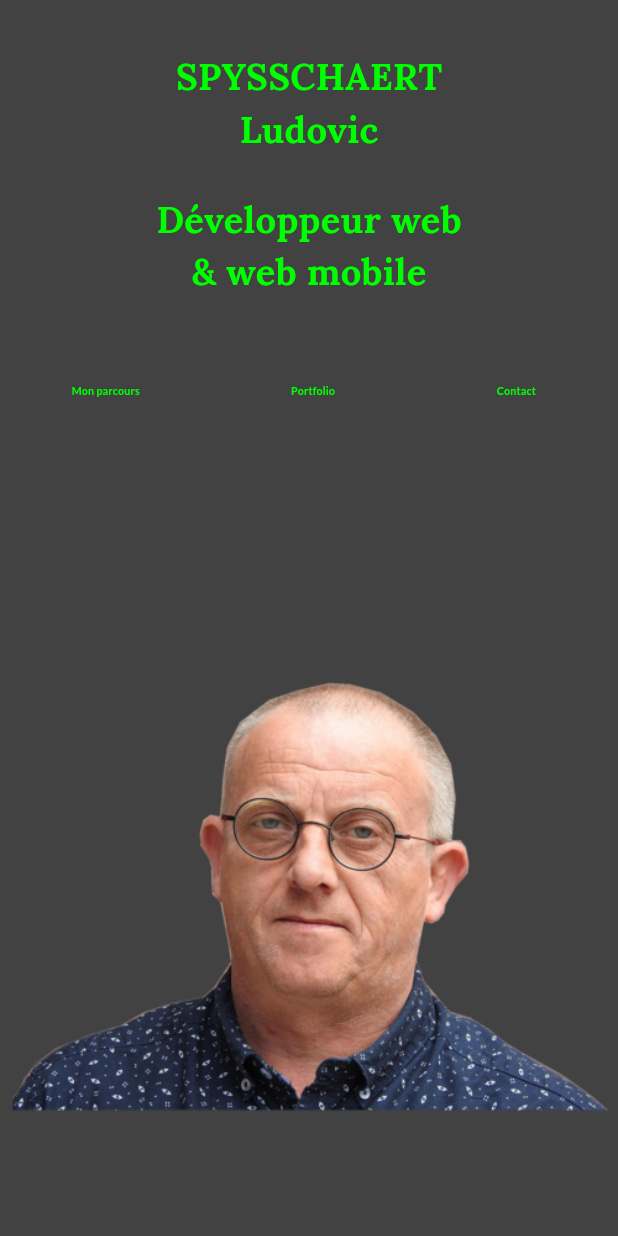
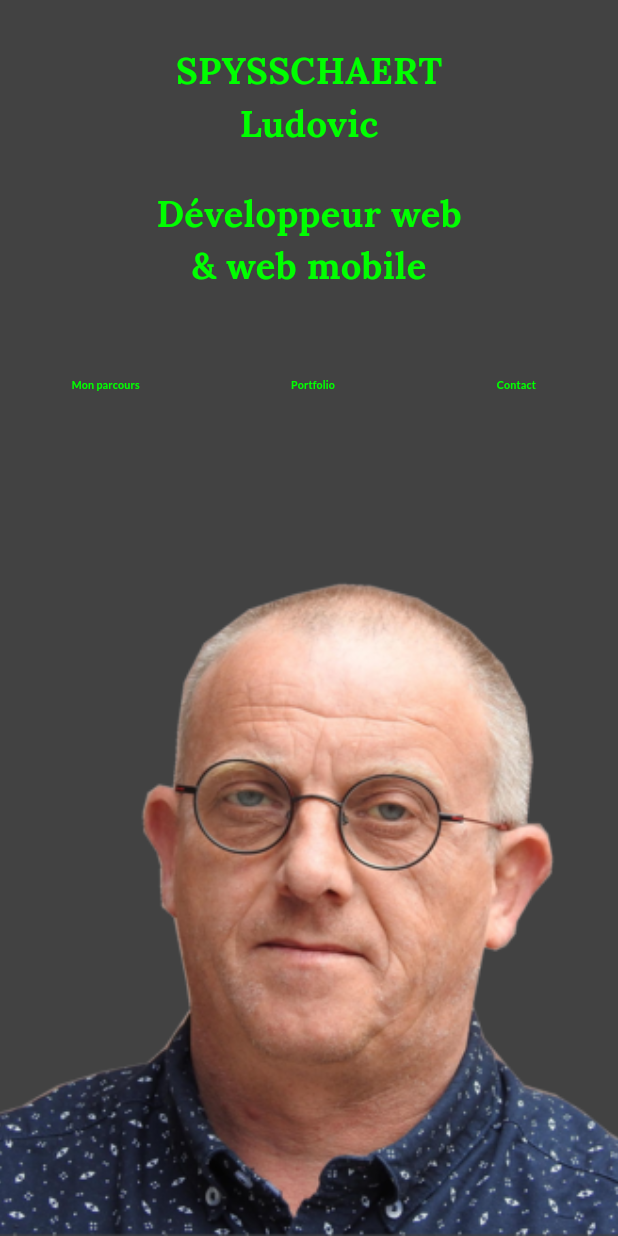
Before and after one commit to pickypou/mon_site_cv, a Flutter app: the screen it shows after launch, on a phone screen of 412 x 824 dp. Run offline on Flutter 3.47's test engine with Material 3 defaults, Android fonts, the phone set to English and light mode, and no system bars; our stand-ins replace flutter_hooks, flutter_markdown, google_fonts.

Commit message:
ajustement de mise en page

```diff
--- a/lib/main.dart
+++ b/lib/main.dart
@@ -1,6 +1,6 @@
 import 'package:flutter/material.dart';
 import 'package:mon_site_cv/ui/common/theme/theme.dart';
-import 'package:mon_site_cv/ui/view_all.dart';
+import 'package:mon_site_cv/ui/home_page/home_page.dart';
 
 void main() {
   runApp(const MyApp());
@@ -16,7 +16,7 @@ class MyApp extends StatelessWidget {
       debugShowCheckedModeBanner: false,
       title: 'Mon_site_cv',
       theme: theme,
-      home: const ViewAll(),
+      home: const HomePage(),
 
     );
   }
--- a/lib/ui/common/widgets/image_profile/image_profile.dart
+++ b/lib/ui/common/widgets/image_profile/image_profile.dart
@@ -7,43 +7,19 @@ class ImageProfile extends StatelessWidget {
 
   @override
   Widget build(BuildContext context) {
-    final screenWidth = MediaQuery.of(context).size.width;
+    final size = MediaQuery.of(context).size;
 
-    if (screenWidth < 650) {
-      return SizedBox(
-        height: MediaQuery.of(context).size.height / 1.8,
-        width: MediaQuery.of(context).size.width,
-        child: Padding(
-          padding: EdgeInsets.zero,
-          child: Column(
-            mainAxisAlignment: MainAxisAlignment.center,
-            crossAxisAlignment: CrossAxisAlignment.end,
-            children: [
-              Image.asset(
-                ImageProfile.imagePath,
-                fit: BoxFit.fill,
-              ),
-
-            ],
-          ),
+    return Container(
+      width: size.width,
+      height: size.height, // Prendre toute la hauteur disponible
+      child: FittedBox(
+        fit: BoxFit.cover, // Ajuste l'image pour couvrir tout l'espace
+        child: Image.asset(
+          ImageProfile.imagePath,
+          width: size.width, // Assure que l'image couvre toute la largeur
+          //height: size.height, // Assure que l'image couvre toute la hauteur
         ),
-      );
-    } else {
-      return SizedBox(
-        width: MediaQuery
-            .sizeOf(context)
-            .width / 2,
-        child: Padding(
-          padding: EdgeInsets.zero,
-          child:
-          Image.asset(
-            ImageProfile.imagePath,
-            fit: BoxFit.cover,
-          ),
-
-        ),
-
-      );
-    }
+      ),
+    );
   }
 }
--- a/lib/ui/common/widgets/info-profil/info_profil.dart
+++ b/lib/ui/common/widgets/info-profil/info_profil.dart
@@ -9,7 +9,7 @@ import '../../theme/theme.dart';
 class InfoProfil extends HookWidget {
   final String docUrl;
 
-  const InfoProfil({Key? key, required this.docUrl}) : super(key: key);
+  const InfoProfil({super.key, required this.docUrl});
 
   @override
   Widget build(BuildContext context) {
--- a/lib/ui/home_page/home_page.dart
+++ b/lib/ui/home_page/home_page.dart
@@ -5,26 +5,28 @@ import 'package:mon_site_cv/ui/common/widgets/route_button/route_button.dart';
 import 'package:mon_site_cv/ui/contact/contact_view.dart';
 import 'package:mon_site_cv/ui/parcours/parcours_view.dart';
 import 'package:mon_site_cv/ui/portfolio/portfolio_view.dart';
-
 import '../common/theme/theme.dart';
 
 class HomePage extends StatelessWidget {
-  const HomePage({
-    super.key,
-  });
+  const HomePage({super.key});
 
   @override
   Widget build(BuildContext context) {
     final screenWidth = MediaQuery.of(context).size.width;
+    final screenHeight = MediaQuery.of(context).size.height;
 
-    if (screenWidth < 650) {
     return Scaffold(
-        backgroundColor: theme.primaryColor,
-        body: Center(
-          child: Padding(
-            padding: const EdgeInsets.fromLTRB(0, 25, 0, 0),
+      body: Container(
+        width: screenWidth,
+        color: theme.primaryColor, // Fond d'écran de couleur
+        child: Column(
+          children: [
+            // Partie du texte
+            Padding(
+              padding: const EdgeInsets.fromLTRB(0, 30, 0, 0),
               child: Column(
                 mainAxisAlignment: MainAxisAlignment.center,
+                crossAxisAlignment: CrossAxisAlignment.center,
                 children: [
                   Text('SPYSSCHAERT', style: titleStyleMedium(context)),
                   Text('Ludovic', style: titleStyleMedium(context)),
@@ -39,28 +41,24 @@ class HomePage extends StatelessWidget {
                           padding: const EdgeInsets.fromLTRB(0, 25, 0, 60),
                           child: SizedBox(
                             height: 73,
-                          width: MediaQuery.sizeOf(context).width,
-                          child:   const Column(
-                            mainAxisAlignment: MainAxisAlignment.center,
-                            children: [
-                              Row(
+                            width: screenWidth,
+                            child: const Row(
                               mainAxisAlignment: MainAxisAlignment.spaceAround,
                               children: [
                                 RouteButton(
                                   text: "Mon parcours",
                                   destinationPage: ParcoursView(),
-                                     transitionBuilder: slideFromRight
+                                  transitionBuilder: slideFromRight,
                                 ),
                                 RouteButton(
                                   text: "Portfolio",
                                   destinationPage: PortfolioView(),
-                                      transitionBuilder: slideFromLeft
+                                  transitionBuilder: slideFromLeft,
                                 ),
                                 RouteButton(
                                   text: "Contact",
                                   destinationPage: ContactView(),
-                                      transitionBuilder: slideFromBottom)
-                                ],
+                                  transitionBuilder: slideFromBottom,
                                 ),
                               ],
                             ),
@@ -69,113 +67,17 @@ class HomePage extends StatelessWidget {
                       ],
                     ),
                   ),
-                const ImageProfile(),
                 ],
               ),
             ),
-        ),
-      );
-    } else {
-      return Scaffold(
-        backgroundColor: theme.primaryColor,
-        body: SizedBox(
-          height: MediaQuery.sizeOf(context).height,
-          width: MediaQuery.sizeOf(context).width,
-          child: Padding(
-            padding: const EdgeInsets.fromLTRB(20, 20, 0, 0),
-            child: Column(
-              mainAxisAlignment: MainAxisAlignment.start,
-              crossAxisAlignment: CrossAxisAlignment.start,
-              children: [
-                Row(
-                  children: [
-                    Text(
-                      'SPYSSCHAERT \n Ludovic',
-                      style: titleStyleMedium(context),
-                    ),
-                    const Flexible(
-                      child: SizedBox(
-                        width: double.infinity,
-                        height: 170,
-                        child: Row(
-                          mainAxisAlignment: MainAxisAlignment.spaceAround,
-                          children: [
-                            Column(
-                              mainAxisAlignment: MainAxisAlignment.end,
-                              crossAxisAlignment: CrossAxisAlignment.end,
-                              children: [
-                                RouteButton(
-                                  text: 'Mon\nparcours',
-                                  destinationPage: ParcoursView(),
-                                  transitionBuilder: (slideFromRight),
+            // Espace flexible qui pousse l'image vers le bas
+            //const Spacer(),
+            const Expanded(
+              child: ImageProfile(),
             ),
           ],
-                            ),
-                            Column(
-                              mainAxisAlignment: MainAxisAlignment.center,
-                              crossAxisAlignment: CrossAxisAlignment.center,
-                              children: [
-                                RouteButton(
-                                  text: 'Portfolio',
-                                  destinationPage: PortfolioView(),
-                                  transitionBuilder: (slideFromLeft ) ,
-                                ),
-                              ],
-                            ),
-                            Column(
-                              mainAxisAlignment: MainAxisAlignment.start,
-                              crossAxisAlignment: CrossAxisAlignment.start,
-                              children: [
-                                RouteButton(
-                                  text: 'Contact',
-                                  destinationPage: ContactView(),
-                                   transitionBuilder: (slideFromBottom),
-                                ),
-                              ],
-                            ),
-                          ],
-                        ),
-                      ),
-                    ),
-                  ],
-                ),
-                Flexible(
-                  child: SizedBox(
-                    width: double.infinity,
-                    child: Row(
-                      mainAxisAlignment: MainAxisAlignment.spaceBetween,
-                      children: [
-                        const Column(
-                          mainAxisAlignment: MainAxisAlignment.end,
-                          crossAxisAlignment: CrossAxisAlignment.end,
-                          children: [
-                            ImageProfile(),
-                          ],
-                        ),
-                        Expanded(
-                          child: Column(
-                            mainAxisAlignment: MainAxisAlignment.end,
-                            crossAxisAlignment: CrossAxisAlignment.center,
-                            children: [
-                              Padding(
-                                padding: const EdgeInsets.fromLTRB(0, 0, 0, 200),
-                                child: Text(
-                                  'Développeur Web \n & Web Mobile',
-                                  style: titleStyleMedium(context),
-                                ),
-                              ),
-                            ],
-                          ),
-                        ),
-                      ],
-                    ),
-                  ),
-                ),
-              ],
-            ),
         ),
       ),
     );
   }
 }
-}
--- a/lib/ui/view_all.dart
+++ /dev/null
@@ -1,38 +0,0 @@
-import 'package:flutter/material.dart';
-import 'package:mon_site_cv/ui/home_page/home_page.dart';
-import 'package:mon_site_cv/ui/contact/contact_view.dart';
-import 'package:mon_site_cv/ui/parcours/parcours_view.dart';
-import 'package:mon_site_cv/ui/portfolio/portfolio_view.dart';
-
-class ViewAll extends StatelessWidget {
-  const ViewAll({super.key});
-
-  @override
-  Widget build(BuildContext context) {
-    return Scaffold(
-      backgroundColor: Colors.white, // Utilisez la couleur de fond désirée
-      body: SingleChildScrollView(
-        child: Column(
-          children: <Widget>[
-            SizedBox(
-              height: MediaQuery.of(context).size.height,
-              child: const HomePage(),
-            ),
-            SizedBox(
-              height: MediaQuery.of(context).size.height,
-              child: const ParcoursView(),
-            ),
-            SizedBox(
-              height: MediaQuery.of(context).size.height,
-              child: const PortfolioView(),
-            ),
-            SizedBox(
-              height: MediaQuery.of(context).size.height,
-              child:  ContactView(),
-            ),
-          ],
-        ),
-      ),
-    );
-  }
-}
```
Lines whose indentation alone changed are shown as unchanged.
